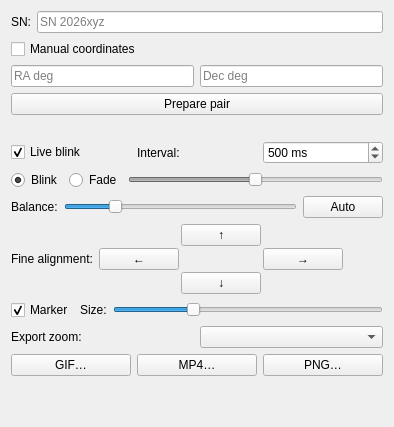
irydeo/nightscribe, file nightscribe/gui/ui/ufe_blink_tab.ui: the form before one commit.
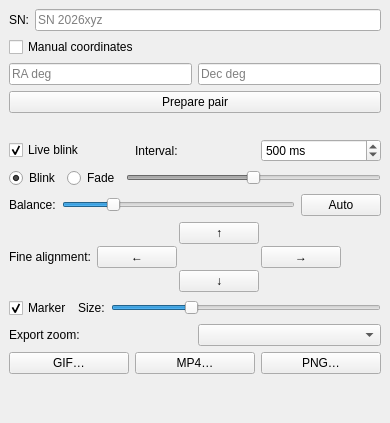
The form after the commit.

```diff
--- a/nightscribe/gui/ui/ufe_blink_tab.ui
+++ b/nightscribe/gui/ui/ufe_blink_tab.ui
@@ -8,7 +8,7 @@
 <ui version="4.0">
  <class>UfeBlinkTab</class>
  <widget class="QWidget" name="UfeBlinkTab">
-  <layout class="QVBoxLayout" name="vbox_blink">
+  <layout class="QVBoxLayout" name="vbox_blink"><property name="leftMargin"><number>9</number></property><property name="topMargin"><number>9</number></property><property name="rightMargin"><number>9</number></property><property name="bottomMargin"><number>9</number></property>
    <item>
     <layout class="QHBoxLayout" name="row_name">
      <property name="layoutStretch"><string notr="true">0,1</string></property>
```
